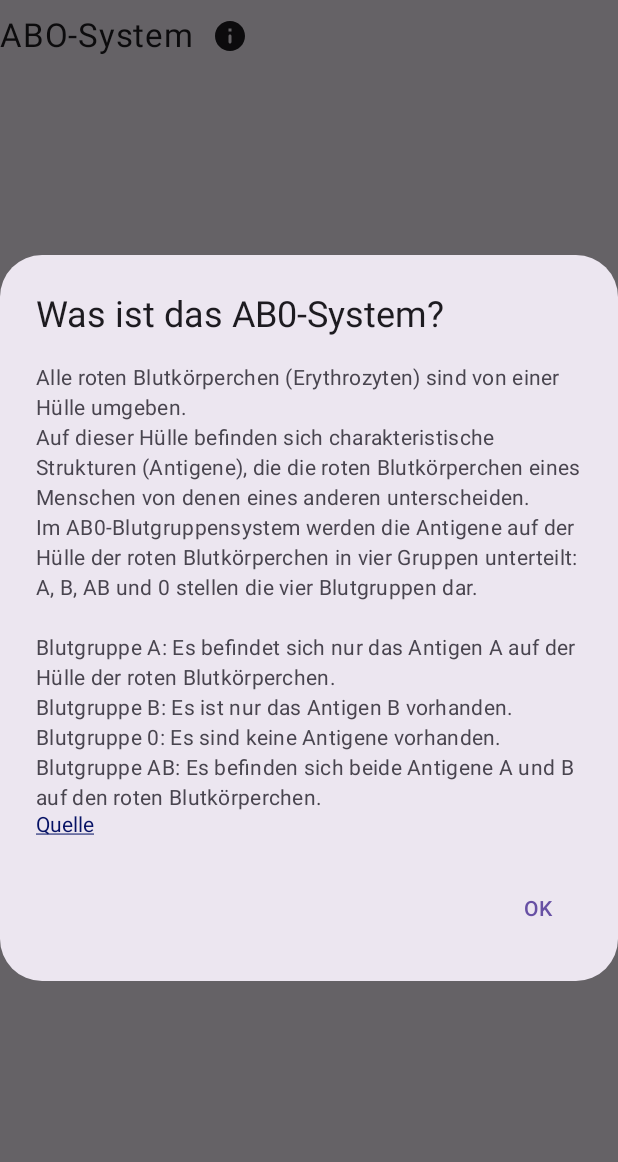
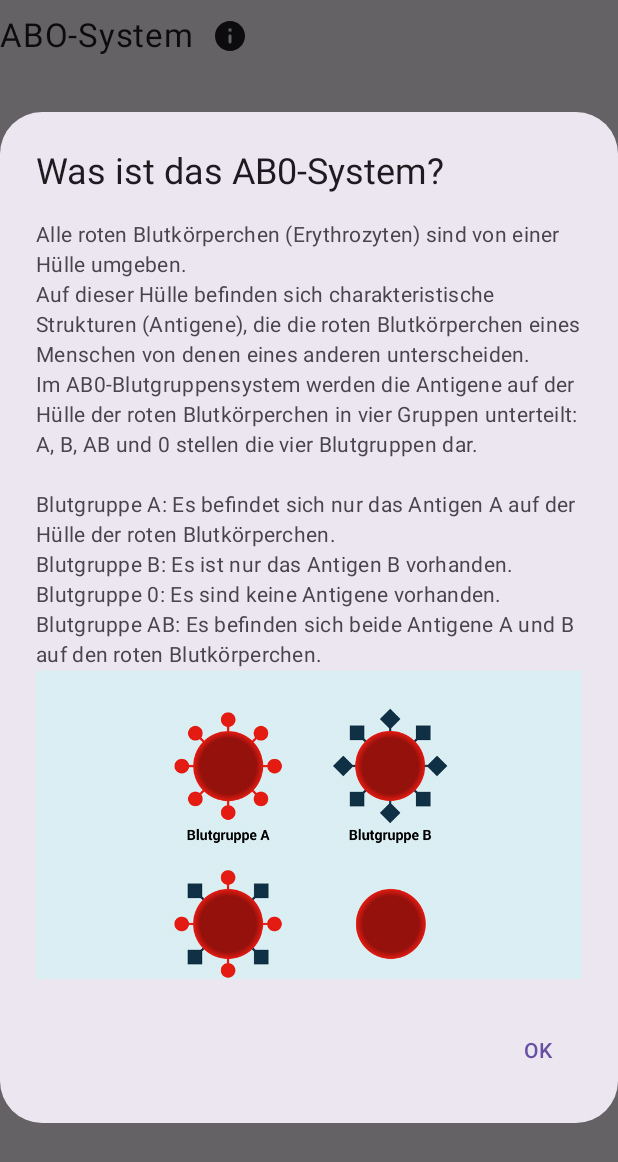
Before and after one commit to Sevynidd/Blutspende_App, an Android app built with Jetpack Compose: the composable Blutgruppe shown on its own in the app's theme, after a tap on "InfoBlutgruppe", on a phone screen of 412 x 824 dp. Shown: the top 1162 px of the screen. Run offline under Robolectric (Android 15) with nearby library versions, the phone set to English and light mode, and no system bars; 1 statement that could not run was skipped.

Commit message:
Hinzufügen des Beispielbilds für Blutgruppen

```diff
--- a/app/src/main/java/agb/loehne/blutspende_app/ui/screens/SettingsBlutgruppe.kt
+++ b/app/src/main/java/agb/loehne/blutspende_app/ui/screens/SettingsBlutgruppe.kt
@@ -4,7 +4,7 @@ import agb.loehne.blutspende_app.R
 import agb.loehne.blutspende_app.ui.theme.Blutspende_AppTheme
 import agb.loehne.blutspende_app.viewmodel.DatastoreViewModel
 import agb.loehne.blutspende_app.viewmodel.settings.BlutgruppeViewModel
-import android.widget.Toast
+import androidx.compose.foundation.Image
 import androidx.compose.foundation.background
 import androidx.compose.foundation.layout.Column
 import androidx.compose.foundation.layout.Row
@@ -27,9 +27,9 @@ import androidx.compose.runtime.Composable
 import androidx.compose.ui.Alignment
 import androidx.compose.ui.Modifier
 import androidx.compose.ui.platform.LocalConfiguration
-import androidx.compose.ui.platform.LocalContext
 import androidx.compose.ui.platform.LocalUriHandler
 import androidx.compose.ui.res.colorResource
+import androidx.compose.ui.res.painterResource
 import androidx.compose.ui.text.SpanStyle
 import androidx.compose.ui.text.buildAnnotatedString
 import androidx.compose.ui.text.style.TextDecoration
@@ -74,7 +74,6 @@ fun Blutgruppe(datastoreViewModel: DatastoreViewModel, blutgruppeViewModel: Blut
         if (showDialog) {
             val configuration = LocalConfiguration.current
             val screenHeight = configuration.screenHeightDp.dp
-            val screenWidth = configuration.screenWidthDp.dp
 
             AlertDialog(modifier = Modifier.heightIn(250.dp, screenHeight - 150.dp),
                 onDismissRequest = { blutgruppeViewModel.setShowDialogBlutgruppe(false) },
@@ -89,10 +88,14 @@ fun Blutgruppe(datastoreViewModel: DatastoreViewModel, blutgruppeViewModel: Blut
                                     "Blutgruppe B: Es ist nur das Antigen B vorhanden.\n" + "Blutgruppe 0: Es sind keine Antigene vorhanden.\n" +
                                     "Blutgruppe AB: Es befinden sich beide Antigene A und B auf den roten Blutkörperchen."
                         )
+                        Image(
+                            painter = painterResource(id = R.drawable.unterscheidung_der_blutgruppen),
+                            contentDescription = "Blutgruppen"
+                        )
 
                         AddHyperlinkToText(
-                            fullText = "Quelle",
-                            linkText = listOf("Quelle"),
+                            fullText = "Quelle: blutspenden.de",
+                            linkText = listOf("blutspenden.de"),
                             hyperlinks = listOf("https://www.blutspenden.de/rund-ums-blut/blutgruppen/")
                         )
                     }
@@ -119,6 +122,14 @@ fun AddHyperlinkToText(fullText: String, linkText: List<String>, hyperlinks: Lis
 
     val annotatedText = buildAnnotatedString {
         append(fullText)
+        addStyle(
+            style = SpanStyle(
+                color = MaterialTheme.colorScheme.onPrimaryContainer,
+            ),
+            start = 0,
+            end = fullText.length
+        )
+
         linkText.forEachIndexed { index, link ->
             val startIndex = fullText.indexOf(link)
             val endIndex = startIndex + link.length
@@ -140,9 +151,6 @@ fun AddHyperlinkToText(fullText: String, linkText: List<String>, hyperlinks: Lis
         }
     }
 
-    val cont = LocalContext.current
-    Toast.makeText(cont, annotatedText, Toast.LENGTH_SHORT).show()
-
     val uriHandler = LocalUriHandler.current
 
     ClickableText(
```
Also changed, not shown: app/src/main/res/drawable-nodpi/unterscheidung_der_blutgruppen.png (added).
